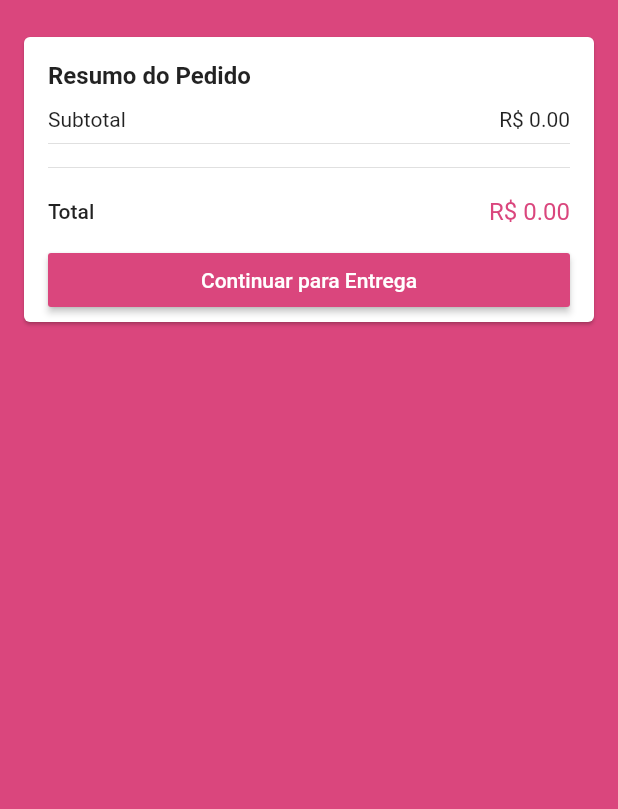
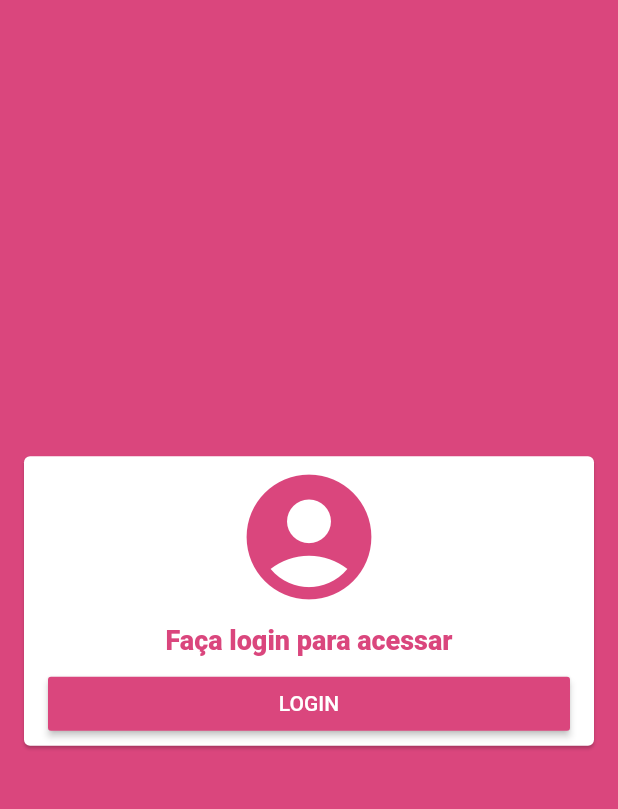
Before and after one commit to WellingtonRSouza/app_lembrancas_de_amor, a Flutter app: the screen it shows after launch, after a tap on the "shopping cart" icon, on a phone screen of 412 x 824 dp, the part 59-868 px from its top. Run offline on Flutter 3.47's test engine with Material 2 defaults, Android fonts, the phone set to English and light mode, and no system bars; our stand-ins replace brasil_fields, carousel_pro, cloud_firestore, dio, firebase_auth, firebase_storage and 4 more; missing offline and left inert: alphabet_list_scroll_view; accounts and stored records are empty.

Commit message:
Cálculo de Frete

```diff
--- /dev/null
+++ b/lib/common/login.card.dart
@@ -0,0 +1,48 @@
+import 'package:flutter/material.dart';
+
+class LoginCard extends StatelessWidget {
+  @override
+  Widget build(BuildContext context) {
+    return Center(
+      child: Card(
+        margin: const EdgeInsets.all(16),
+        child: Padding(
+          padding: const EdgeInsets.fromLTRB(16, 4, 16, 4),
+          child: Column(
+            mainAxisSize: MainAxisSize.min,
+            crossAxisAlignment: CrossAxisAlignment.stretch,
+            children: <Widget>[
+              Icon(
+                Icons.account_circle,
+                color: Theme.of(context).primaryColor,
+                size: 100,
+              ),
+              Padding(
+                padding: const EdgeInsets.all(8.0),
+                child: Text(
+                  'Faça login para acessar',
+                  textAlign: TextAlign.center,
+                  style: TextStyle(
+                    fontSize: 18,
+                    fontWeight: FontWeight.w800,
+                    color: Theme.of(context).primaryColor,
+                  ),
+                ),
+              ),
+              RaisedButton(
+                onPressed: (){
+                  Navigator.of(context).pushNamed('/login');
+                },
+                color: Theme.of(context).primaryColor,
+                textColor: Colors.white,
+                child: const Text(
+                    'LOGIN'
+                ),
+              ),
+            ],
+          ),
+        ),
+      ),
+    );
+  }
+}
--- a/lib/models/cart_manager.dart
+++ b/lib/models/cart_manager.dart
@@ -33,9 +33,11 @@ class CartManager extends ChangeNotifier  {
   void updateUser(UserManager userManager){
     user = userManager.user;
     items.clear();
+    removeAddress();
 
     if(user != null){
       _loadCartItems();
+      _loadUserAddress();
     }
   }
 
@@ -44,6 +46,15 @@ class CartManager extends ChangeNotifier  {
 
     items = cartSnap.documents.map(
        (d) => CartProduct.fromDocument(d)..addListener(_onItemUpdated)).toList();
+  }
+
+  Future<void> _loadUserAddress() async {
+
+    if(user.address != null && await calculateDelivery(user.address.lat, user.address.long)){
+      address = user.address;
+      notifyListeners();
+    }
+
   }
 
   void addToCart(Product product){
@@ -136,6 +147,7 @@ class CartManager extends ChangeNotifier  {
     this.address = address;
 
     if(await calculateDelivery(address.lat, address.long)){
+      user.setAddress(address);
       loading = false;
     } else {
       loading = false;
--- a/lib/screens/cart/cart_screen.dart
+++ b/lib/screens/cart/cart_screen.dart
@@ -1,3 +1,5 @@
+import 'package:app_lembrancas_de_amor/common/empty.card.dart';
+import 'package:app_lembrancas_de_amor/common/login.card.dart';
 import 'package:app_lembrancas_de_amor/common/price_card.dart';
 import 'package:app_lembrancas_de_amor/models/cart_manager.dart';
 import 'package:flutter/material.dart';
@@ -15,6 +17,16 @@ class CartScreen extends StatelessWidget {
       ),
       body: Consumer<CartManager>(
         builder: (_, cartManager, __){
+          if(cartManager.user == null){
+            return LoginCard();
+          }
+
+          if(cartManager.items.isEmpty){
+            return EmptyCard(
+              iconData: Icons.remove_shopping_cart,
+              title: 'Nenhum produto no carrinho!',
+            );
+          }
           return ListView(
             children: <Widget>[
               Column(
```
Also changed, not shown: lib/common/empty.card.dart (added, +37 -0 lines), lib/models/address.dart (+25 -0 lines), lib/models/user.dart (+13 -0 lines), lib/screens/base/base_screen.dart (+6 -1 lines).
